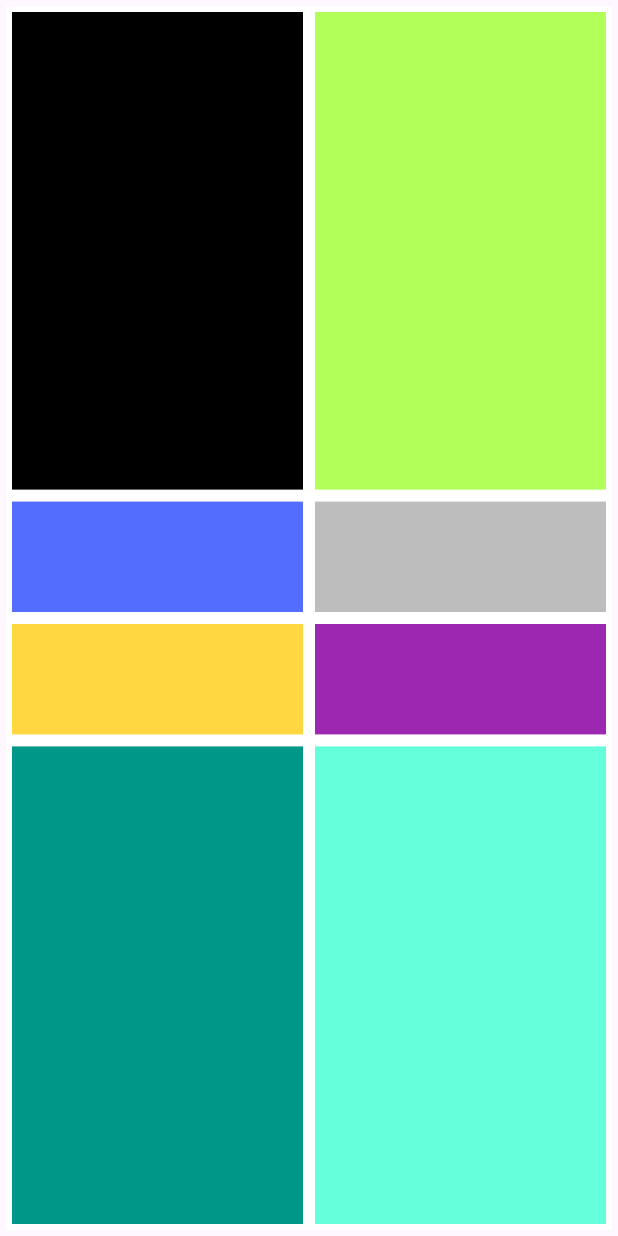
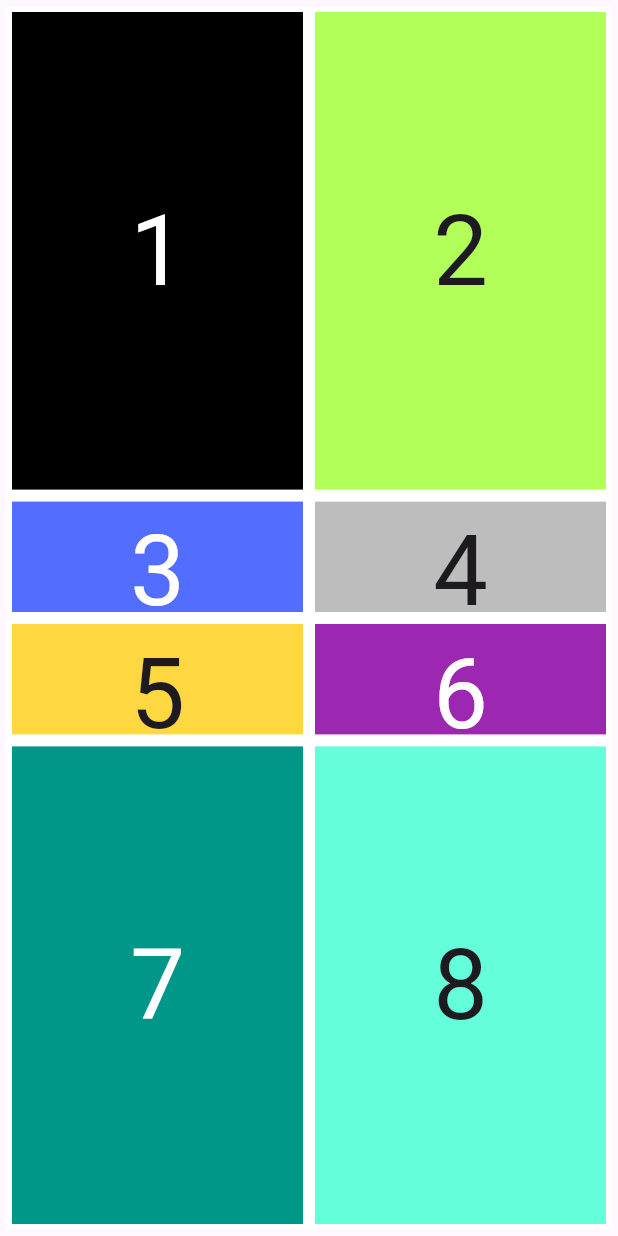
Before and after one commit to sashaISP/Shkaf, a Flutter app: the screen it shows after launch, on a phone screen of 412 x 824 dp. Run offline on Flutter 3.47's test engine with Material 3 defaults, Android fonts, the phone set to English and light mode, and no system bars.

Commit message:
second commit

```diff
--- a/lib/main.dart
+++ b/lib/main.dart
@@ -33,8 +33,15 @@ class HomePage extends StatelessWidget {
                       child: Padding(
                         padding: const EdgeInsets.all(4),
                         child: Container(
+                          alignment: Alignment.center,
                           color: Colors.black,
-                          alignment: Alignment.center,
+                          child: const Text(
+                            "1",
+                            style: TextStyle(
+                              fontSize: 65,
+                              color: Colors.white,
+                            ),
+                          ),
                         ),
                       ),
                     ),
@@ -43,8 +50,15 @@ class HomePage extends StatelessWidget {
                       child: Padding(
                         padding: const EdgeInsets.all(4),
                         child: Container(
+                          alignment: Alignment.center,
                           color: Colors.indigoAccent,
-                          alignment: Alignment.center,
+                          child: const Text(
+                            "3",
+                            style: TextStyle(
+                              fontSize: 65,
+                              color: Colors.white,
+                            ),
+                          ),
                         ),
                       ),
                     ),
@@ -53,8 +67,14 @@ class HomePage extends StatelessWidget {
                       child: Padding(
                         padding: const EdgeInsets.all(4),
                         child: Container(
+                          alignment: Alignment.center,
                           color: Colors.amberAccent,
-                          alignment: Alignment.center,
+                          child: const Text(
+                            "5",
+                            style: TextStyle(
+                              fontSize: 65,
+                            ),
+                          ),
                         ),
                       ),
                     ),
@@ -63,8 +83,15 @@ class HomePage extends StatelessWidget {
                       child: Padding(
                         padding: const EdgeInsets.all(4),
                         child: Container(
+                          alignment: Alignment.center,
                           color: Colors.teal,
-                          alignment: Alignment.center,
+                          child: const Text(
+                            "7",
+                            style: TextStyle(
+                              fontSize: 65,
+                              color: Colors.white,
+                            ),
+                          ),
                         ),
                       ),
                     ),
@@ -80,8 +107,14 @@ class HomePage extends StatelessWidget {
                       child: Padding(
                         padding: const EdgeInsets.all(4),
                         child: Container(
+                          alignment: Alignment.center,
                           color: Colors.lightGreenAccent,
-                          alignment: Alignment.center,
+                          child: const Text(
+                            "2",
+                            style: TextStyle(
+                              fontSize: 65,
+                            ),
+                          ),
                         ),
                       ),
                     ),
@@ -90,8 +123,14 @@ class HomePage extends StatelessWidget {
                       child: Padding(
                         padding: const EdgeInsets.all(4),
                         child: Container(
+                          alignment: Alignment.center,
                           color: Colors.black26,
-                          alignment: Alignment.center,
+                          child: const Text(
+                            "4",
+                            style: TextStyle(
+                              fontSize: 65,
+                            ),
+                          ),
                         ),
                       ),
                     ),
@@ -100,8 +139,15 @@ class HomePage extends StatelessWidget {
                       child: Padding(
                         padding: const EdgeInsets.all(4),
                         child: Container(
+                          alignment: Alignment.center,
                           color: Colors.purple,
-                          alignment: Alignment.center,
+                          child: const Text(
+                            "6",
+                            style: TextStyle(
+                              fontSize: 65,
+                              color: Colors.white,
+                            ),
+                          ),
                         ),
                       ),
                     ),
@@ -110,8 +156,14 @@ class HomePage extends StatelessWidget {
                       child: Padding(
                         padding: const EdgeInsets.all(4),
                         child: Container(
+                          alignment: Alignment.center,
                           color: Colors.tealAccent,
-                          alignment: Alignment.center,
+                          child: const Text(
+                            "8",
+                            style: TextStyle(
+                              fontSize: 65,
+                            ),
+                          ),
                         ),
                       ),
                     ),
```
